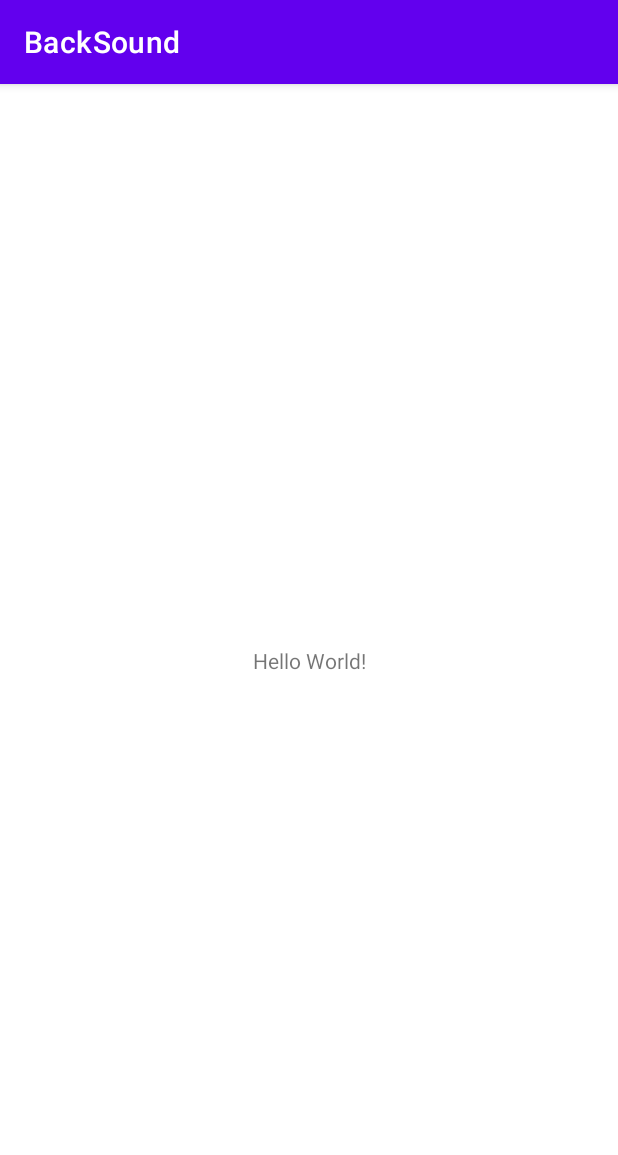
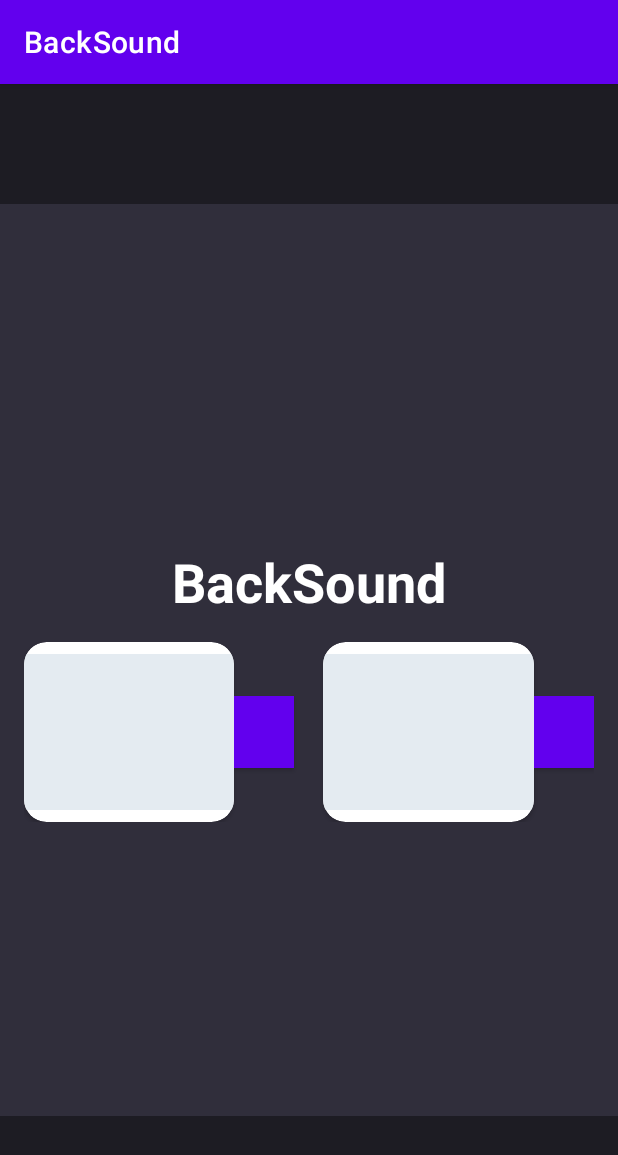
Before and after one commit to ATG-5222/BackSound, an Android app: the screen it shows after launch (MainActivity), on a phone screen of 412 x 824 dp. Shown: the top 1155 px of the screen. Run offline under Robolectric (Android 15) with nearby library versions, the phone set to English and light mode, and no system bars.

Commit message:
Add header and navbar

```diff
--- a/app/src/main/res/layout/activity_main.xml
+++ b/app/src/main/res/layout/activity_main.xml
@@ -1,18 +1,150 @@
 <?xml version="1.0" encoding="utf-8"?>
-<androidx.constraintlayout.widget.ConstraintLayout xmlns:android="http://schemas.android.com/apk/res/android"
-    xmlns:app="http://schemas.android.com/apk/res-auto"
-    xmlns:tools="http://schemas.android.com/tools"
+<RelativeLayout xmlns:android="http://schemas.android.com/apk/res/android"
     android:layout_width="match_parent"
     android:layout_height="match_parent"
-    tools:context=".MainActivity">
+    xmlns:app="http://schemas.android.com/apk/res-auto"
+    android:background="@color/background">
 
-    <TextView
-        android:layout_width="wrap_content"
-        android:layout_height="wrap_content"
-        android:text="Hello World!"
-        app:layout_constraintBottom_toBottomOf="parent"
-        app:layout_constraintEnd_toEndOf="parent"
-        app:layout_constraintStart_toStartOf="parent"
-        app:layout_constraintTop_toTopOf="parent" />
+    <RelativeLayout
+        android:id="@+id/headerDash"
+        android:layout_width="match_parent"
+        android:layout_height="80dp"
+        android:layout_alignParentTop="true"
+        android:gravity="center"
+        android:layout_gravity = "center">
 
-</androidx.constraintlayout.widget.ConstraintLayout>
+        <include
+            android:id="@+id/header"
+            layout="@layout/header" />
+
+    </RelativeLayout>
+
+    <RelativeLayout
+        android:id="@+id/navbarDash"
+        android:layout_width="match_parent"
+        android:layout_height="80dp"
+        android:layout_alignParentBottom="true">
+
+        <include
+            android:id="@+id/navbar"
+            layout="@layout/navbar" />
+
+    </RelativeLayout>
+
+    <ScrollView
+        android:id="@+id/scrollDash"
+        android:layout_width="fill_parent"
+        android:layout_height="fill_parent"
+        android:fillViewport="true">
+
+        <LinearLayout
+            android:layout_width="fill_parent"
+            android:layout_height="wrap_content"
+            android:layout_margin="16dp"
+            android:fillViewport="true"
+            android:gravity="center"
+            android:orientation="vertical">
+
+            <TextView
+                android:id="@+id/tittle"
+                android:layout_width="wrap_content"
+                android:layout_height="wrap_content"
+                android:layout_marginTop="32dp"
+                android:text="BackSound"
+                android:textAlignment="center"
+                android:textColor="@color/white"
+                android:textSize="36sp"
+                android:textStyle="bold" />
+
+            <Space
+                android:layout_width="1dp"
+                android:layout_height="16dp"
+                android:layout_weight="0"></Space>
+
+            <LinearLayout
+                android:layout_width="fill_parent"
+                android:layout_height="wrap_content"
+                android:fillViewport="true"
+                android:gravity="center"
+                android:orientation="horizontal">
+
+                <androidx.cardview.widget.CardView
+                    android:id="@+id/sound1"
+                    android:layout_width="50dp"
+                    android:layout_height="120dp"
+                    android:layout_gravity="center"
+                    android:layout_weight="1"
+                    android:color="@color/black"
+                    app:cardCornerRadius="15dp"
+                    app:cardPreventCornerOverlap="false">
+
+                    <LinearLayout
+                        android:id="@+id/sound1ll2"
+                        android:layout_width="match_parent"
+                        android:layout_height="match_parent"
+                        android:layout_marginTop="8dp"
+                        android:layout_marginBottom="8dp"
+                        android:background="@color/lightGray"
+                        android:gravity="bottom"
+                        android:orientation="horizontal">
+
+                    </LinearLayout>
+                </androidx.cardview.widget.CardView>
+
+                <Button
+                    android:id="@+id/sound1Stop"
+                    style="@style/Widget.MaterialComponents.Button.Icon"
+                    android:layout_width="40dp"
+                    android:layout_height="wrap_content"
+                    android:background="@color/black"
+                    android:gravity="center"
+                    android:textSize="12sp"
+                    app:icon="@android:drawable/ic_media_stop"></Button>
+
+                <Space
+                    android:layout_width="1dp"
+                    android:layout_height="16dp"
+                    android:layout_weight="0.2"></Space>
+
+                <androidx.cardview.widget.CardView
+                    android:id="@+id/sound2"
+                    android:layout_width="50dp"
+                    android:layout_height="120dp"
+                    android:layout_gravity="center"
+                    android:layout_weight="1"
+                    android:color="@color/black"
+                    app:cardCornerRadius="15dp"
+                    app:cardPreventCornerOverlap="false">
+
+                    <LinearLayout
+                        android:id="@+id/sound2ll2"
+                        android:layout_width="match_parent"
+                        android:layout_height="match_parent"
+                        android:layout_marginTop="8dp"
+                        android:layout_marginBottom="8dp"
+                        android:background="@color/lightGray"
+                        android:gravity="bottom"
+                        android:orientation="horizontal">
+
+                    </LinearLayout>
+                </androidx.cardview.widget.CardView>
+
+                <Button
+                    android:id="@+id/sound2Stop"
+                    style="@style/Widget.MaterialComponents.Button.Icon"
+                    android:layout_width="40dp"
+                    android:layout_height="wrap_content"
+                    android:background="@color/black"
+                    android:gravity="center"
+                    android:textSize="12sp"
+                    app:icon="@android:drawable/ic_media_stop"></Button>
+
+            </LinearLayout>
+
+
+        </LinearLayout>
+
+    </ScrollView>
+
+
+</RelativeLayout>
--- /dev/null
+++ b/app/src/main/res/layout/header.xml
@@ -0,0 +1,25 @@
+<?xml version="1.0" encoding="utf-8"?>
+<androidx.constraintlayout.widget.ConstraintLayout xmlns:android="http://schemas.android.com/apk/res/android"
+    xmlns:tools="http://schemas.android.com/tools"
+    android:layout_width="match_parent"
+    android:layout_height="80dp"
+    xmlns:app="http://schemas.android.com/apk/res-auto"
+    android:background="@color/navbar_background"
+    tools:layout_editor_absoluteX="-5dp"
+    tools:layout_editor_absoluteY="777dp"
+    android:id="@+id/header"
+    android:layout_gravity="top"
+    >
+    <androidx.constraintlayout.widget.ConstraintLayout
+        android:layout_width="match_parent"
+        android:layout_height="match_parent"
+        app:layout_constraintBottom_toBottomOf="parent"
+        app:layout_constraintEnd_toEndOf="parent"
+        app:layout_constraintStart_toStartOf="parent"
+        app:layout_constraintTop_toTopOf="parent"
+        android:padding="5dp"
+        android:id="@+id/buttons_header">
+
+    </androidx.constraintlayout.widget.ConstraintLayout>
+
+</androidx.constraintlayout.widget.ConstraintLayout>
--- /dev/null
+++ b/app/src/main/res/layout/navbar.xml
@@ -0,0 +1,22 @@
+<?xml version="1.0" encoding="utf-8"?>
+<androidx.constraintlayout.widget.ConstraintLayout xmlns:android="http://schemas.android.com/apk/res/android"
+    xmlns:tools="http://schemas.android.com/tools"
+    android:layout_width="match_parent"
+    android:layout_height="wrap_content"
+    xmlns:app="http://schemas.android.com/apk/res-auto"
+    android:id="@+id/navbar"
+    android:layout_gravity="bottom"
+    >
+    <androidx.constraintlayout.widget.ConstraintLayout
+        android:background="@color/navbar_background"
+        android:layout_width="match_parent"
+        android:layout_height="80dp"
+        app:layout_constraintTop_toTopOf="parent"
+        app:layout_constraintBottom_toBottomOf="parent"
+        app:layout_constraintStart_toStartOf="parent"
+        app:layout_constraintEnd_toEndOf="parent"
+        android:id="@+id/buttons">
+
+    </androidx.constraintlayout.widget.ConstraintLayout>
+
+</androidx.constraintlayout.widget.ConstraintLayout>
--- a/app/src/main/res/values/colors.xml
+++ b/app/src/main/res/values/colors.xml
@@ -7,4 +7,10 @@
     <color name="teal_700">#FF018786</color>
     <color name="black">#FF000000</color>
     <color name="white">#FFFFFFFF</color>
+
+    <color name="background">#302E3B</color>
+    <color name="gray">#302E3B</color>
+    <color name="navbar_background">#1D1C23</color>
+    <color name="lightGray">#E4EBF1</color>
+
 </resources>
```
